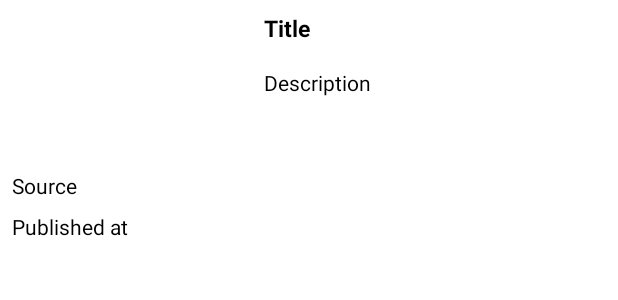
After one commit to mr-artur/news-app-MVVM, an Android app: the layout item_article_preview.xml on its own in the app's theme, with its tools: preview values and no code run, on a phone screen of 412 x 824 dp. The commit adds this screen. Shown: the top 300 px of the screen. Run offline under Robolectric (Android 15) with nearby library versions, the phone set to English and light mode, and no system bars.

Commit message:
finished setUp of news list - adapter and item layout
1. added news adapter with diff utils
2. added news item layout
3. added custom rounded corner layout
4. added room-ktx dependency to make room work with coroutines

```diff
--- a/app/build.gradle
+++ b/app/build.gradle
@@ -33,7 +33,7 @@ android {
         targetCompatibility JavaVersion.VERSION_1_8
     }
     kotlinOptions {
-        jvmTarget = '1.8'
+        jvmTarget = JavaVersion.VERSION_1_8.toString()
     }
 }
 
@@ -60,4 +60,11 @@ dependencies {
     // Room
     implementation "androidx.room:room-runtime:2.2.6"
     kapt "androidx.room:room-compiler:2.2.6"
+
+    // Kotlin Extensions and Coroutines support for Room
+    implementation "androidx.room:room-ktx:2.2.6"
+
+    // Glide
+    implementation 'com.github.bumptech.glide:glide:4.11.0'
+    kapt 'com.github.bumptech.glide:compiler:4.11.0'
 }
--- /dev/null
+++ b/app/src/main/java/com/arturo/news/adapters/NewsAdapter.kt
@@ -0,0 +1,70 @@
+package com.arturo.news.adapters
+
+import android.view.LayoutInflater
+import android.view.View
+import android.view.ViewGroup
+
+import androidx.recyclerview.widget.AsyncListDiffer
+import androidx.recyclerview.widget.DiffUtil
+import androidx.recyclerview.widget.RecyclerView
+
+import com.arturo.news.R
+import com.arturo.news.models.Article
+
+import com.bumptech.glide.Glide
+
+import kotlinx.android.synthetic.main.item_article_preview.view.*
+
+class NewsAdapter : RecyclerView.Adapter<NewsAdapter.ArticleViewHolder>() {
+
+    class ArticleViewHolder(itemView: View) : RecyclerView.ViewHolder(itemView) {
+
+    }
+
+    private var onItemClickListener: ((Article) -> Unit)? = null
+
+    private val differCallback = object : DiffUtil.ItemCallback<Article>() {
+
+        override fun areItemsTheSame(oldItem: Article, newItem: Article): Boolean {
+            return oldItem.url == newItem.url
+        }
+
+        override fun areContentsTheSame(oldItem: Article, newItem: Article): Boolean {
+            return oldItem == newItem
+        }
+    }
+
+    val differ = AsyncListDiffer(this, differCallback)
+
+    fun setOnItemClickListener(listener: (Article) -> Unit) {
+        onItemClickListener = listener
+    }
+
+    override fun onCreateViewHolder(parent: ViewGroup, viewType: Int): ArticleViewHolder {
+        return ArticleViewHolder(
+            LayoutInflater.from(parent.context).inflate(
+                R.layout.item_article_preview,
+                parent,
+                false
+            )
+        )
+    }
+
+    override fun onBindViewHolder(holder: ArticleViewHolder, position: Int) {
+        val article = differ.currentList[position]
+        holder.itemView.apply {
+            Glide.with(this).load(article.urlToImage).into(ivArticleImage)
+            tvSource.text = article.source.name
+            tvTitle.text = article.title
+            tvDescription.text = article.description
+            tvPublishedAt.text = article.publishedAt
+            setOnClickListener {
+                onItemClickListener?.let { it(article) }
+            }
+        }
+    }
+
+    override fun getItemCount(): Int {
+        return differ.currentList.size
+    }
+}
--- /dev/null
+++ b/app/src/main/java/com/arturo/news/ui/custom/RoundedCornerLayout.kt
@@ -0,0 +1,68 @@
+package com.arturo.news.ui.custom
+
+import android.content.Context
+import android.graphics.*
+import android.util.AttributeSet
+
+import androidx.constraintlayout.widget.ConstraintLayout
+
+import com.arturo.news.R
+
+class RoundedCornerLayout @JvmOverloads constructor(
+    context: Context?,
+    attrs: AttributeSet? = null,
+    defStyle: Int = 0
+) : ConstraintLayout(
+    context!!, attrs, defStyle
+) {
+    companion object {
+        private const val DEFAULT_CORNER_RADIUS_PX = 0f
+    }
+
+    private var maskBitmap: Bitmap? = null
+    private var paint: Paint? = null
+    private var maskPaint: Paint? = null
+    private var cornerRadiusPx = DEFAULT_CORNER_RADIUS_PX
+
+    init {
+        if (context != null && attrs != null) {
+            val attributes = context.obtainStyledAttributes(attrs, R.styleable.RoundedCornerLayout)
+            cornerRadiusPx = attributes.getDimension(
+                R.styleable.RoundedCornerLayout_cornerRadius,
+                DEFAULT_CORNER_RADIUS_PX
+            )
+            attributes.recycle()
+        }
+        paint = Paint(Paint.ANTI_ALIAS_FLAG)
+        maskPaint = Paint(Paint.ANTI_ALIAS_FLAG or Paint.FILTER_BITMAP_FLAG)
+        maskPaint!!.xfermode = PorterDuffXfermode(PorterDuff.Mode.CLEAR)
+        setWillNotDraw(false)
+    }
+
+    override fun draw(canvas: Canvas) {
+        val offscreenBitmap = Bitmap.createBitmap(width, height, Bitmap.Config.ARGB_8888)
+        val offscreenCanvas = Canvas(offscreenBitmap)
+        super.draw(offscreenCanvas)
+        if (maskBitmap == null) {
+            maskBitmap = createMask(width, height)
+        }
+        offscreenCanvas.drawBitmap(maskBitmap!!, 0f, 0f, maskPaint)
+        canvas.drawBitmap(offscreenBitmap, 0f, 0f, paint)
+    }
+
+    private fun createMask(width: Int, height: Int): Bitmap {
+        val mask = Bitmap.createBitmap(width, height, Bitmap.Config.ALPHA_8)
+        val canvas = Canvas(mask)
+        val paint = Paint(Paint.ANTI_ALIAS_FLAG)
+        paint.color = Color.WHITE
+        canvas.drawRect(0f, 0f, width.toFloat(), height.toFloat(), paint)
+        paint.xfermode = PorterDuffXfermode(PorterDuff.Mode.CLEAR)
+        canvas.drawRoundRect(
+            RectF(0f, 0f, width.toFloat(), height.toFloat()),
+            cornerRadiusPx,
+            cornerRadiusPx,
+            paint
+        )
+        return mask
+    }
+}
--- /dev/null
+++ b/app/src/main/res/layout/item_article_preview.xml
@@ -0,0 +1,69 @@
+<?xml version="1.0" encoding="utf-8"?>
+<com.arturo.news.ui.custom.RoundedCornerLayout xmlns:android="http://schemas.android.com/apk/res/android"
+    xmlns:app="http://schemas.android.com/apk/res-auto"
+    xmlns:tools="http://schemas.android.com/tools"
+    android:layout_width="match_parent"
+    android:layout_height="wrap_content"
+    android:elevation="3dp"
+    android:padding="8dp"
+    app:cornerRadius="7dp">
+
+    <ImageView
+        android:id="@+id/ivArticleImage"
+        android:layout_width="160dp"
+        android:layout_height="90dp"
+        android:contentDescription="@string/dummy_image_description"
+        android:scaleType="centerCrop"
+        app:layout_constraintStart_toStartOf="parent"
+        app:layout_constraintTop_toTopOf="parent" />
+
+    <TextView
+        android:id="@+id/tvSource"
+        android:layout_width="wrap_content"
+        android:layout_height="wrap_content"
+        android:layout_marginTop="16dp"
+        android:textColor="@android:color/black"
+        app:layout_constraintStart_toStartOf="parent"
+        app:layout_constraintTop_toBottomOf="@+id/ivArticleImage"
+        tools:text="Source" />
+
+    <TextView
+        android:id="@+id/tvTitle"
+        android:layout_width="0dp"
+        android:layout_height="wrap_content"
+        android:layout_marginStart="8dp"
+        android:ellipsize="end"
+        android:maxLines="3"
+        android:textColor="@android:color/black"
+        android:textSize="15sp"
+        android:textStyle="bold"
+        app:layout_constraintLeft_toRightOf="@+id/ivArticleImage"
+        app:layout_constraintRight_toRightOf="parent"
+        app:layout_constraintTop_toTopOf="parent"
+        tools:text="Title" />
+
+    <TextView
+        android:id="@+id/tvDescription"
+        android:layout_width="0dp"
+        android:layout_height="wrap_content"
+        android:layout_marginStart="8dp"
+        android:layout_marginTop="16dp"
+        android:ellipsize="end"
+        android:maxLines="5"
+        android:textColor="@android:color/black"
+        app:layout_constraintEnd_toEndOf="parent"
+        app:layout_constraintStart_toEndOf="@+id/ivArticleImage"
+        app:layout_constraintTop_toBottomOf="@+id/tvTitle"
+        tools:text="Description" />
+
+    <TextView
+        android:id="@+id/tvPublishedAt"
+        android:layout_width="wrap_content"
+        android:layout_height="wrap_content"
+        android:layout_marginTop="8dp"
+        android:textColor="@android:color/black"
+        app:layout_constraintStart_toStartOf="parent"
+        app:layout_constraintTop_toBottomOf="@+id/tvSource"
+        tools:text="Published at" />
+
+</com.arturo.news.ui.custom.RoundedCornerLayout>
--- /dev/null
+++ b/app/src/main/res/values/attrs.xml
@@ -0,0 +1,6 @@
+<?xml version="1.0" encoding="utf-8"?>
+<resources>
+    <declare-styleable name="RoundedCornerLayout">
+        <attr name="cornerRadius" format="dimension" />
+    </declare-styleable>
+</resources>
--- a/app/src/main/res/values/strings.xml
+++ b/app/src/main/res/values/strings.xml
@@ -1,5 +1,7 @@
 <resources>
     <string name="app_name">News App</string>
+    <string name="dummy_image_description">dummy description</string>
+
     <string name="bottom_navigation_breaking_news">Breaking News</string>
     <string name="bottom_navigation_saved_news">Saved News</string>
     <string name="bottom_navigation_search_news">Search News</string>
```
